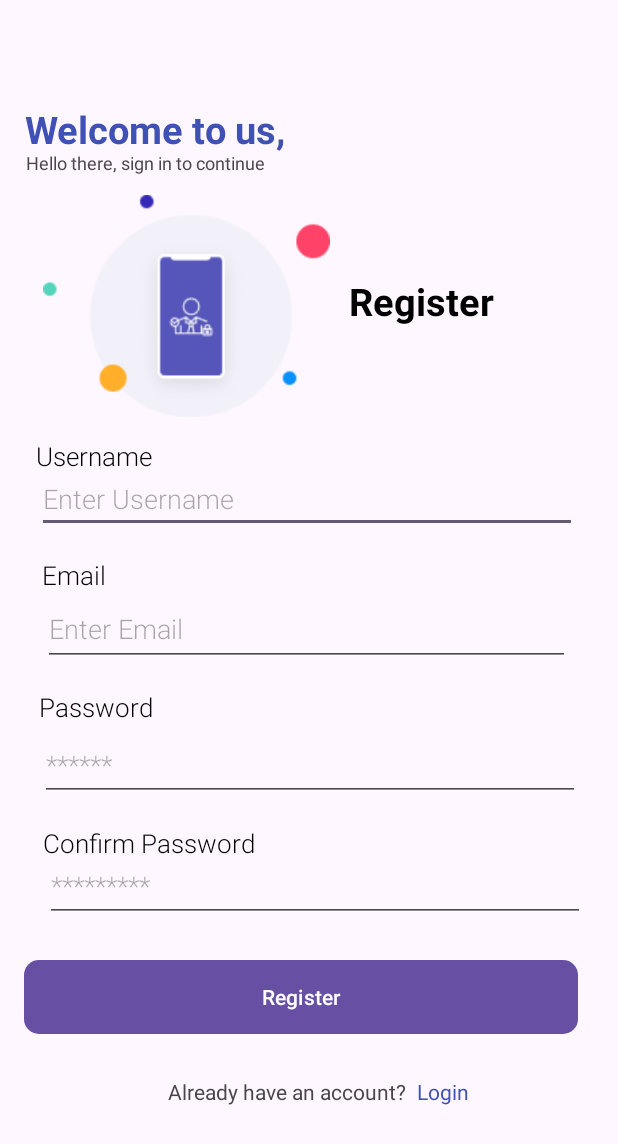
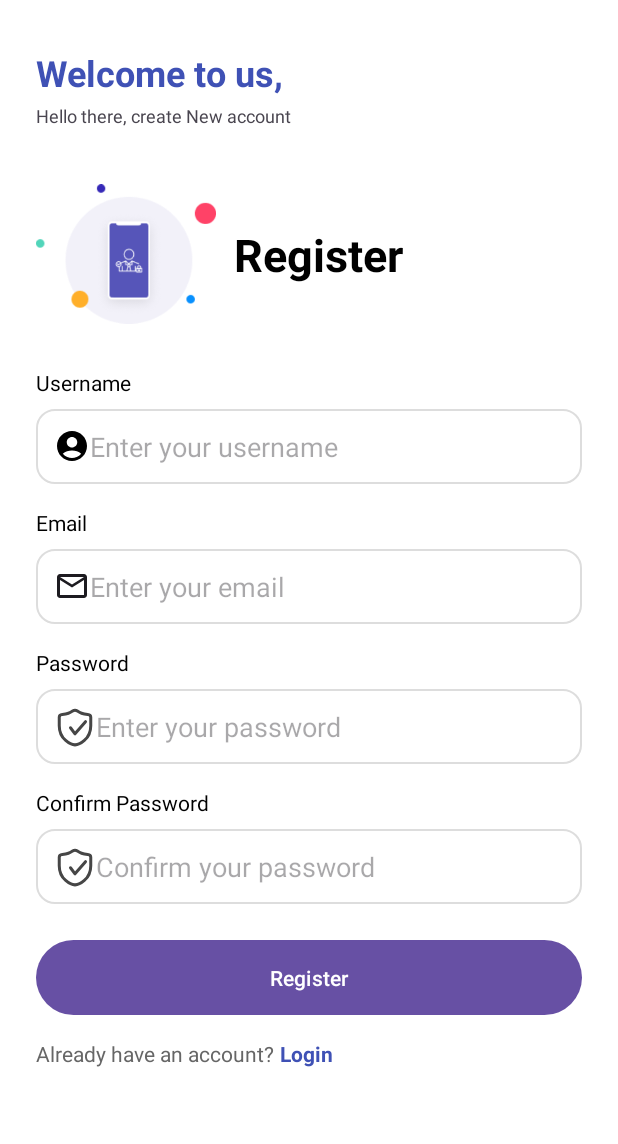
Before and after one commit to Kharlouuu/ELAND_SafeGuardians_430SAT, an Android app: the RegisterActivity screen opened directly, with no data from a screen before it, on a phone screen of 412 x 824 dp. Shown: the top 1144 px of the screen. Run offline under Robolectric (Android 15) with nearby library versions, the phone set to English and light mode, and no system bars.

Commit message:
Login_and_register_enchance_ui

```diff
--- /dev/null
+++ b/app/src/main/res/drawable/bg_button.xml
@@ -0,0 +1,6 @@
+<?xml version="1.0" encoding="utf-8"?>
+<shape xmlns:android="http://schemas.android.com/apk/res/android"
+    android:shape="rectangle">
+    <solid android:color="#3F51B5" />
+    <corners android:radius="25dp" />
+</shape>
--- /dev/null
+++ b/app/src/main/res/drawable/bg_input.xml
@@ -0,0 +1,8 @@
+<?xml version="1.0" encoding="utf-8"?>
+<shape xmlns:android="http://schemas.android.com/apk/res/android"
+    android:shape="rectangle">
+    <solid android:color="#FFFFFFFF"/>
+    <stroke android:width="1dp" android:color="#DDDDDD"/>
+    <corners android:radius="12dp"/>
+    <padding android:left="8dp" android:top="8dp" android:right="8dp" android:bottom="8dp"/>
+</shape>
--- /dev/null
+++ b/app/src/main/res/drawable/ic_email.xml
@@ -0,0 +1,9 @@
+<vector xmlns:android="http://schemas.android.com/apk/res/android"
+    android:width="24dp"
+    android:height="24dp"
+    android:viewportWidth="24"
+    android:viewportHeight="24">
+  <path
+      android:pathData="M4,20C3.45,20 2.979,19.804 2.588,19.413C2.196,19.021 2,18.55 2,18V6C2,5.45 2.196,4.979 2.588,4.588C2.979,4.196 3.45,4 4,4H20C20.55,4 21.021,4.196 21.413,4.588C21.804,4.979 22,5.45 22,6V18C22,18.55 21.804,19.021 21.413,19.413C21.021,19.804 20.55,20 20,20H4ZM12,13L4,8V18H20V8L12,13ZM12,11L20,6H4L12,11ZM4,8V6V18V8Z"
+      android:fillColor="#1D1B20"/>
+</vector>
--- /dev/null
+++ b/app/src/main/res/drawable/ic_password.xml
@@ -0,0 +1,25 @@
+<vector xmlns:android="http://schemas.android.com/apk/res/android"
+    android:width="28dp"
+    android:height="29dp"
+    android:viewportWidth="28"
+    android:viewportHeight="29">
+  <group>
+    <clip-path
+        android:pathData="M0,0h28v29h-28z"/>
+    <path
+        android:pathData="M5.496,6.238C4.396,6.338 3.5,6.894 3.5,7.998C3.5,9.106 3.5,10.856 3.5,13.594C3.5,22.787 11.415,26.281 14,26.281C16.585,26.281 24.5,22.787 24.5,13.594C24.5,10.856 24.5,9.106 24.5,7.998C24.5,6.894 23.604,6.338 22.504,6.238C21.289,6.127 19.718,5.901 18.375,5.438C17.277,5.058 16.332,4.521 15.604,4.024C14.67,3.385 13.33,3.385 12.396,4.024C11.668,4.521 10.723,5.058 9.625,5.438C8.282,5.901 6.711,6.127 5.496,6.238Z"
+        android:strokeLineJoin="round"
+        android:strokeWidth="2"
+        android:fillColor="#00000000"
+        android:fillType="evenOdd"
+        android:strokeColor="#464646"
+        android:strokeLineCap="round"/>
+    <path
+        android:pathData="M21,11L14,19L11,15"
+        android:strokeLineJoin="round"
+        android:strokeWidth="2"
+        android:fillColor="#00000000"
+        android:strokeColor="#464646"
+        android:strokeLineCap="round"/>
+  </group>
+</vector>
--- /dev/null
+++ b/app/src/main/res/drawable/ic_username.xml
@@ -0,0 +1,5 @@
+<vector xmlns:android="http://schemas.android.com/apk/res/android" android:height="24dp" android:tint="#000000" android:viewportHeight="24" android:viewportWidth="24" android:width="24dp">
+
+    <path android:fillColor="@android:color/white" android:pathData="M12,2C6.48,2 2,6.48 2,12s4.48,10 10,10s10,-4.48 10,-10S17.52,2 12,2zM12,6c1.93,0 3.5,1.57 3.5,3.5S13.93,13 12,13s-3.5,-1.57 -3.5,-3.5S10.07,6 12,6zM12,20c-2.03,0 -4.43,-0.82 -6.14,-2.88C7.55,15.8 9.68,15 12,15s4.45,0.8 6.14,2.12C16.43,19.18 14.03,20 12,20z"/>
+
+</vector>
--- a/app/src/main/res/layout/register_page.xml
+++ b/app/src/main/res/layout/register_page.xml
@@ -2,229 +2,220 @@
 <androidx.constraintlayout.widget.ConstraintLayout
     xmlns:android="http://schemas.android.com/apk/res/android"
     xmlns:app="http://schemas.android.com/apk/res-auto"
-    xmlns:tools="http://schemas.android.com/tools"
     android:layout_width="match_parent"
     android:layout_height="match_parent"
-    tools:context=".RegisterActivity">
+    android:background="#FFFFFF">
 
+    <!-- Title -->
+    <TextView
+        android:id="@+id/tvWelcome"
+        android:layout_width="wrap_content"
+        android:layout_height="wrap_content"
+        android:text="Welcome to us,"
+        android:textSize="24sp"
+        android:textStyle="bold"
+        android:textColor="#3F51B5"
+        app:layout_constraintTop_toTopOf="parent"
+        app:layout_constraintStart_toStartOf="parent"
+        android:layout_marginTop="32dp"
+        android:layout_marginStart="24dp"/>
+
+    <!-- Subtitle -->
+    <TextView
+        android:id="@+id/tvSub"
+        android:layout_width="wrap_content"
+        android:layout_height="wrap_content"
+        android:text="Hello there, create New account"
+        android:textSize="12sp"
+        app:layout_constraintTop_toBottomOf="@id/tvWelcome"
+        app:layout_constraintStart_toStartOf="@id/tvWelcome"
+        android:layout_marginTop="4dp"/>
+
+    <!-- Illustration -->
+    <ImageView
+        android:id="@+id/ivTop"
+        android:layout_width="120dp"
+        android:layout_height="120dp"
+        android:src="@drawable/register_image"
+        app:layout_constraintTop_toBottomOf="@id/tvSub"
+        app:layout_constraintStart_toStartOf="parent"
+        android:layout_marginTop="24dp"
+        android:layout_marginStart="24dp"/>
+
+    <!-- Register Text -->
+
+    <!-- Username Label -->
 
     <TextView
-        android:id="@+id/textView8"
-        android:layout_width="93dp"
-        android:layout_height="24dp"
-        android:fontFamily="sans-serif-light"
+        android:id="@+id/tvRegister"
+        android:layout_width="wrap_content"
+        android:layout_height="wrap_content"
+        android:layout_marginStart="12dp"
+        android:layout_marginTop="40dp"
+        android:text="Register"
+        android:textColor="#000000"
+        android:textSize="30sp"
+        android:textStyle="bold"
+        app:layout_constraintStart_toEndOf="@id/ivTop"
+        app:layout_constraintTop_toTopOf="@id/ivTop" />
+
+    <TextView
+        android:id="@+id/tvUsernameLabel"
+        android:layout_width="wrap_content"
+        android:layout_height="wrap_content"
         android:text="Username"
-        android:textColor="@color/black"
-        android:textSize="17dp"
-        app:layout_constraintBottom_toBottomOf="parent"
-        app:layout_constraintEnd_toEndOf="parent"
-        app:layout_constraintHorizontal_bias="0.075"
+        android:textSize="14sp"
+        android:textColor="#000000"
+        app:layout_constraintTop_toBottomOf="@id/ivTop"
         app:layout_constraintStart_toStartOf="parent"
-        app:layout_constraintTop_toTopOf="parent"
-        app:layout_constraintVertical_bias="0.365"
-        tools:ignore="MissingConstraints" />
+        android:layout_marginTop="16dp"
+        android:layout_marginStart="24dp"/>
 
+    <!-- Username Input -->
     <EditText
         android:id="@+id/etRegisterUsername"
-        android:layout_width="360dp"
-        android:layout_height="42dp"
-        android:hint="Enter Username"
-        android:inputType="textPersonName"
-        android:fontFamily="sans-serif-light"
-        app:layout_constraintBottom_toBottomOf="parent"
+        android:layout_width="0dp"
+        android:layout_height="50dp"
+        android:hint="Enter your username"
+        android:inputType="text"
+        android:drawableStart="@drawable/ic_username"
+        android:background="@drawable/bg_input"
+        android:padding="12dp"
+        app:layout_constraintTop_toBottomOf="@id/tvUsernameLabel"
+        app:layout_constraintStart_toStartOf="parent"
         app:layout_constraintEnd_toEndOf="parent"
-        app:layout_constraintHorizontal_bias="0.47"
+        android:layout_marginTop="8dp"
+        android:layout_marginStart="24dp"
+        android:layout_marginEnd="24dp"/>
+
+    <!-- Email Label -->
+    <TextView
+        android:id="@+id/tvEmailLabel"
+        android:layout_width="wrap_content"
+        android:layout_height="wrap_content"
+        android:text="Email"
+        android:textSize="14sp"
+        android:textColor="#000000"
+        app:layout_constraintTop_toBottomOf="@id/etRegisterUsername"
         app:layout_constraintStart_toStartOf="parent"
-        app:layout_constraintTop_toTopOf="parent"
-        app:layout_constraintVertical_bias="0.401" />
+        android:layout_marginTop="16dp"
+        android:layout_marginStart="24dp"/>
+
+    <!-- Email Input -->
+    <EditText
+        android:id="@+id/etRegisterEmail"
+        android:layout_width="0dp"
+        android:layout_height="50dp"
+        android:hint="Enter your email"
+        android:inputType="textEmailAddress"
+        android:drawableStart="@drawable/ic_email"
+        android:background="@drawable/bg_input"
+        android:padding="12dp"
+        app:layout_constraintTop_toBottomOf="@id/tvEmailLabel"
+        app:layout_constraintStart_toStartOf="parent"
+        app:layout_constraintEnd_toEndOf="parent"
+        android:layout_marginTop="8dp"
+        android:layout_marginStart="24dp"
+        android:layout_marginEnd="24dp"/>
+
+    <!-- Password Label -->
+    <TextView
+        android:id="@+id/tvPasswordLabel"
+        android:layout_width="wrap_content"
+        android:layout_height="wrap_content"
+        android:text="Password"
+        android:textSize="14sp"
+        android:textColor="#000000"
+        app:layout_constraintTop_toBottomOf="@id/etRegisterEmail"
+        app:layout_constraintStart_toStartOf="parent"
+        android:layout_marginTop="16dp"
+        android:layout_marginStart="24dp"/>
+
+    <!-- Password Input -->
+    <EditText
+        android:id="@+id/etRegisterPassword"
+        android:layout_width="0dp"
+        android:layout_height="50dp"
+        android:hint="Enter your password"
+        android:inputType="textPassword"
+        android:drawableStart="@drawable/ic_password"
+        android:background="@drawable/bg_input"
+        android:padding="12dp"
+        app:layout_constraintTop_toBottomOf="@id/tvPasswordLabel"
+        app:layout_constraintStart_toStartOf="parent"
+        app:layout_constraintEnd_toEndOf="parent"
+        android:layout_marginTop="8dp"
+        android:layout_marginStart="24dp"
+        android:layout_marginEnd="24dp"/>
+
+    <!-- Confirm Password Label -->
+    <TextView
+        android:id="@+id/tvConfirmPasswordLabel"
+        android:layout_width="wrap_content"
+        android:layout_height="wrap_content"
+        android:text="Confirm Password"
+        android:textSize="14sp"
+        android:textColor="#000000"
+        app:layout_constraintTop_toBottomOf="@id/etRegisterPassword"
+        app:layout_constraintStart_toStartOf="parent"
+        android:layout_marginTop="16dp"
+        android:layout_marginStart="24dp"/>
+
+    <!-- Confirm Password Input -->
+    <EditText
+        android:id="@+id/etConfirmPassword"
+        android:layout_width="0dp"
+        android:layout_height="50dp"
+        android:hint="Confirm your password"
+        android:inputType="textPassword"
+        android:drawableStart="@drawable/ic_password"
+        android:background="@drawable/bg_input"
+        android:padding="12dp"
+        app:layout_constraintTop_toBottomOf="@id/tvConfirmPasswordLabel"
+        app:layout_constraintStart_toStartOf="parent"
+        app:layout_constraintEnd_toEndOf="parent"
+        android:layout_marginTop="8dp"
+        android:layout_marginStart="24dp"
+        android:layout_marginEnd="24dp"/>
+
+    <!-- Register Button -->
+    <Button
+        android:id="@+id/btnRegister"
+        android:layout_width="0dp"
+        android:layout_height="50dp"
+        android:text="Register"
+        android:textColor="@android:color/white"
+        android:background="@drawable/bg_button"
+        app:layout_constraintTop_toBottomOf="@id/etConfirmPassword"
+        app:layout_constraintStart_toStartOf="parent"
+        app:layout_constraintEnd_toEndOf="parent"
+        android:layout_marginTop="24dp"
+        android:layout_marginStart="24dp"
+        android:layout_marginEnd="24dp" />
+
+    <!-- Login Prompt -->
+    <TextView
+        android:id="@+id/tvAlready"
+        android:layout_width="wrap_content"
+        android:layout_height="wrap_content"
+        android:text="Already have an account?"
+        android:textSize="14sp"
+        android:textColor="#666666"
+        app:layout_constraintTop_toBottomOf="@id/btnRegister"
+        app:layout_constraintStart_toStartOf="parent"
+        android:layout_marginTop="16dp"
+        android:layout_marginStart="24dp"/>
 
     <TextView
         android:id="@+id/tvLogin"
         android:layout_width="wrap_content"
         android:layout_height="wrap_content"
         android:text="Login"
+        android:textStyle="bold"
+        android:textSize="14sp"
         android:textColor="#3F51B5"
-        app:layout_constraintBottom_toBottomOf="parent"
-        app:layout_constraintEnd_toEndOf="parent"
-        app:layout_constraintHorizontal_bias="0.736"
-        app:layout_constraintStart_toStartOf="parent"
-        app:layout_constraintTop_toTopOf="parent"
-        app:layout_constraintVertical_bias="0.892" />
-
-    <TextView
-        android:id="@+id/textView11"
-        android:layout_width="wrap_content"
-        android:layout_height="wrap_content"
-        android:text="Already have an account?"
-        app:layout_constraintBottom_toBottomOf="parent"
-        app:layout_constraintEnd_toEndOf="parent"
-        app:layout_constraintHorizontal_bias="0.442"
-        app:layout_constraintStart_toStartOf="parent"
-        app:layout_constraintTop_toTopOf="parent"
-        app:layout_constraintVertical_bias="0.892" />
-
-    <Button
-        android:id="@+id/btnRegister"
-        android:layout_width="369dp"
-        android:layout_height="57dp"
-        android:layout_margin="16dp"
-        android:text="Register"
-        app:cornerRadius="10dp"
-        app:layout_constraintBottom_toBottomOf="parent"
-        app:layout_constraintEnd_toEndOf="parent"
-        app:layout_constraintHorizontal_bias="0.0"
-        app:layout_constraintStart_toStartOf="parent"
-        app:layout_constraintTop_toTopOf="parent"
-        app:layout_constraintVertical_bias="0.844"
-        tools:ignore="MissingConstraints" />
-
-    <TextView
-        android:id="@+id/textView10"
-        android:layout_width="196dp"
-        android:layout_height="20dp"
-        android:fontFamily="sans-serif-light"
-        android:text="Confirm Password"
-        android:textColor="@color/black"
-        android:textSize="17dp"
-        app:layout_constraintBottom_toBottomOf="parent"
-        app:layout_constraintEnd_toEndOf="parent"
-        app:layout_constraintHorizontal_bias="0.134"
-        app:layout_constraintStart_toStartOf="parent"
-        app:layout_constraintTop_toTopOf="parent"
-        app:layout_constraintVertical_bias="0.684"
-        tools:ignore="MissingConstraints" />
-
-    <EditText
-        android:id="@+id/etConfirmPassword"
-        android:layout_width="360dp"
-        android:layout_height="48dp"
-        android:layout_margin="16dp"
-        android:autofillHints="password"
-        android:fontFamily="sans-serif-light"
-        android:hint="*********"
-        android:inputType="textPassword"
-        app:layout_constraintBottom_toBottomOf="parent"
-        app:layout_constraintEnd_toEndOf="parent"
-        app:layout_constraintHorizontal_bias="0.686"
-        app:layout_constraintStart_toStartOf="parent"
-        app:layout_constraintTop_toTopOf="parent"
-        app:layout_constraintVertical_bias="0.74" />
-
-    <TextView
-        android:id="@+id/textView7"
-        android:layout_width="105dp"
-        android:layout_height="25dp"
-        android:fontFamily="sans-serif-light"
-        android:text="Password"
-        android:textColor="@color/black"
-        android:textSize="17dp"
-        app:layout_constraintBottom_toBottomOf="parent"
-        app:layout_constraintEnd_toEndOf="parent"
-        app:layout_constraintHorizontal_bias="0.084"
-        app:layout_constraintStart_toStartOf="parent"
-        app:layout_constraintTop_toTopOf="parent"
-        app:layout_constraintVertical_bias="0.575"
-        tools:ignore="MissingConstraints" />
-
-    <EditText
-        android:id="@+id/etRegisterPassword"
-        android:layout_width="360dp"
-        android:layout_height="48dp"
-        android:layout_margin="16dp"
-        android:autofillHints="password"
-        android:fontFamily="sans-serif-light"
-        android:hint="******"
-        android:inputType="textPassword"
-        app:layout_constraintBottom_toBottomOf="parent"
-        app:layout_constraintEnd_toEndOf="parent"
-        app:layout_constraintHorizontal_bias="0.529"
-        app:layout_constraintStart_toStartOf="parent"
-        app:layout_constraintTop_toBottomOf="@+id/etRegisterEmail"
-        app:layout_constraintVertical_bias="0.086" />
-
-    <TextView
-        android:id="@+id/textView6"
-        android:layout_width="49dp"
-        android:layout_height="26dp"
-        android:fontFamily="sans-serif-light"
-        android:text="Email"
-        android:textColor="@color/black"
-        android:textSize="17dp"
-        app:layout_constraintBottom_toBottomOf="parent"
-        app:layout_constraintEnd_toEndOf="parent"
-        app:layout_constraintHorizontal_bias="0.077"
-        app:layout_constraintStart_toStartOf="parent"
-        app:layout_constraintTop_toTopOf="parent"
-        app:layout_constraintVertical_bias="0.465"
-        tools:ignore="MissingConstraints" />
-
-    <TextView
-        android:layout_width="wrap_content"
-        android:layout_height="wrap_content"
-        android:text="Welcome to us,"
-        android:textColor="#3F51B5"
-        android:textSize="25sp"
-        android:textStyle="bold"
-        app:layout_constraintBottom_toBottomOf="parent"
-        app:layout_constraintEnd_toEndOf="parent"
-        app:layout_constraintHorizontal_bias="0.071"
-        app:layout_constraintStart_toStartOf="parent"
-        app:layout_constraintTop_toTopOf="parent"
-        app:layout_constraintVertical_bias="0.087" />
-
-    <TextView
-        android:id="@+id/textView3"
-        android:layout_width="wrap_content"
-        android:layout_height="wrap_content"
-        android:text="Hello there, sign in to continue"
-        android:textSize="12dp"
-        app:layout_constraintBottom_toBottomOf="parent"
-        app:layout_constraintEnd_toEndOf="parent"
-        app:layout_constraintHorizontal_bias="0.069"
-        app:layout_constraintStart_toStartOf="parent"
-        app:layout_constraintTop_toTopOf="parent"
-        app:layout_constraintVertical_bias="0.124" />
-
-    <ImageView
-        android:layout_width="191dp"
-        android:layout_height="160dp"
-        android:src="@drawable/register_image"
-        app:layout_constraintBottom_toBottomOf="parent"
-        app:layout_constraintEnd_toEndOf="parent"
-        app:layout_constraintHorizontal_bias="0.131"
-        app:layout_constraintStart_toStartOf="parent"
-        app:layout_constraintTop_toTopOf="parent"
-        app:layout_constraintVertical_bias="0.187" />
-
-    <TextView
-        android:id="@+id/textView4"
-        android:layout_width="wrap_content"
-        android:layout_height="wrap_content"
-        android:text="Register"
-        android:textColor="@color/black"
-        android:textSize="25sp"
-        android:textStyle="bold"
-        app:layout_constraintBottom_toBottomOf="parent"
-        app:layout_constraintEnd_toEndOf="parent"
-        app:layout_constraintHorizontal_bias="0.737"
-        app:layout_constraintStart_toStartOf="parent"
-        app:layout_constraintTop_toTopOf="parent"
-        app:layout_constraintVertical_bias="0.232" />
-
-    <EditText
-        android:id="@+id/etRegisterEmail"
-        android:layout_width="351dp"
-        android:layout_height="49dp"
-        android:layout_margin="16dp"
-        android:autofillHints="emailAddress"
-        android:fontFamily="sans-serif-light"
-        android:hint="Enter Email"
-        android:inputType="textEmailAddress"
-        app:layout_constraintBottom_toBottomOf="parent"
-        app:layout_constraintEnd_toEndOf="parent"
-        app:layout_constraintHorizontal_bias="0.433"
-        app:layout_constraintStart_toStartOf="parent"
-        app:layout_constraintTop_toTopOf="parent"
-        app:layout_constraintVertical_bias="0.51" />
+        app:layout_constraintTop_toTopOf="@id/tvAlready"
+        app:layout_constraintStart_toEndOf="@id/tvAlready"
+        android:layout_marginStart="4dp"/>
 
 </androidx.constraintlayout.widget.ConstraintLayout>
```
Also changed, not shown: app/src/main/res/layout/login_page.xml (+132 -142 lines), app/src/main/res/drawable/llogo.png (added), 1 other file.
